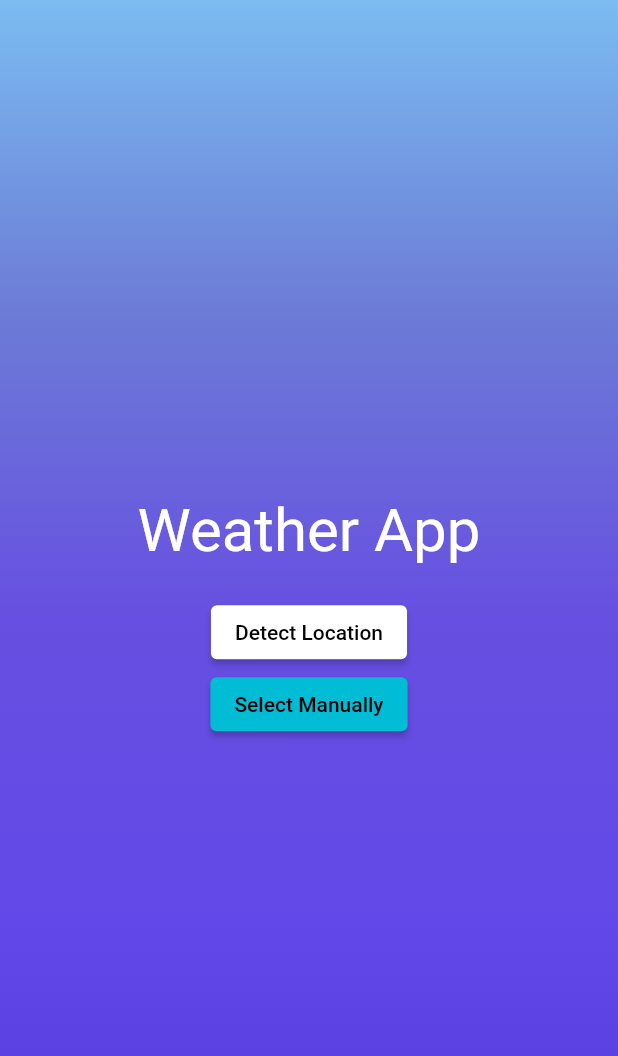
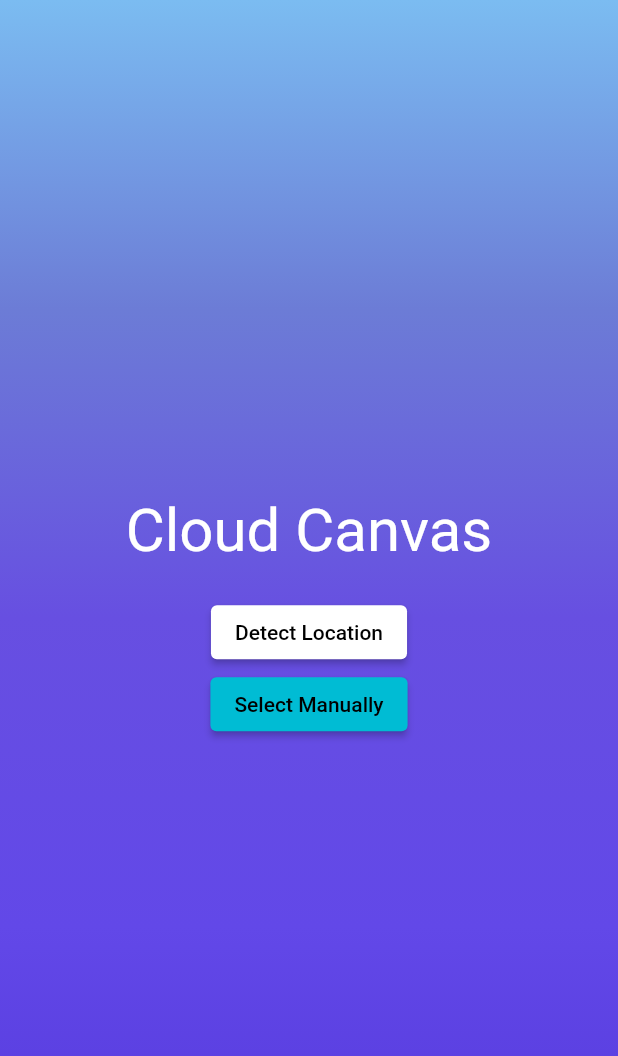
Before and after one commit to Rahim47/cloud_canvas, a Flutter app: the screen it shows after launch, on a phone screen of 412 x 824 dp. Shown: the top 1056 px of the screen. Run offline on Flutter 3.47's test engine with Material 2 defaults, Android fonts, the phone set to English and light mode, and no system bars; our stand-ins replace dartz, dio, freezed_annotation, geolocator, get, shimmer.

Commit message:
other fixes

```diff
--- a/lib/model/core/api_key.dart
+++ b/lib/model/core/api_key.dart
@@ -1,2 +1,2 @@
 const String apiKey = 'f04488fd92fbaecd1a67df64a448f552';
-const String apiSecret = '';
+const String apiSecret = 'secret';
--- a/lib/view/splash/splash.dart
+++ b/lib/view/splash/splash.dart
@@ -31,12 +31,13 @@ class SplashScreen extends StatelessWidget {
               child: Column(
             mainAxisAlignment: MainAxisAlignment.center,
             children: [
-              const Text('Weather App', style: splashTxtStyle),
+              const Text('Cloud Canvas', style: splashTxtStyle),
               sbHeight20,
               GetBuilder<LocationController>(
                   init: LocationController(),
                   builder: (_locCtrl) {
                     return ElevatedButton(
+                        clipBehavior: Clip.antiAlias,
                         style: ElevatedButton.styleFrom(primary: whiteColor),
                         onPressed: () async {
                           Position usrLocation =
```
Also changed, not shown: 2 other files.
